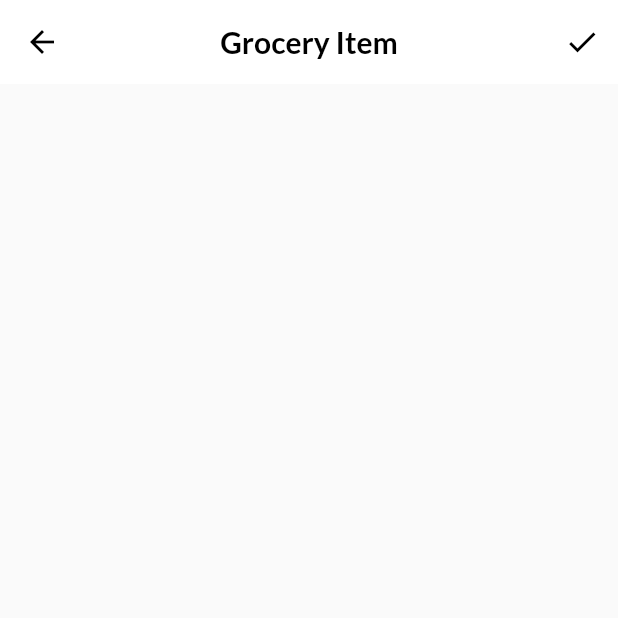
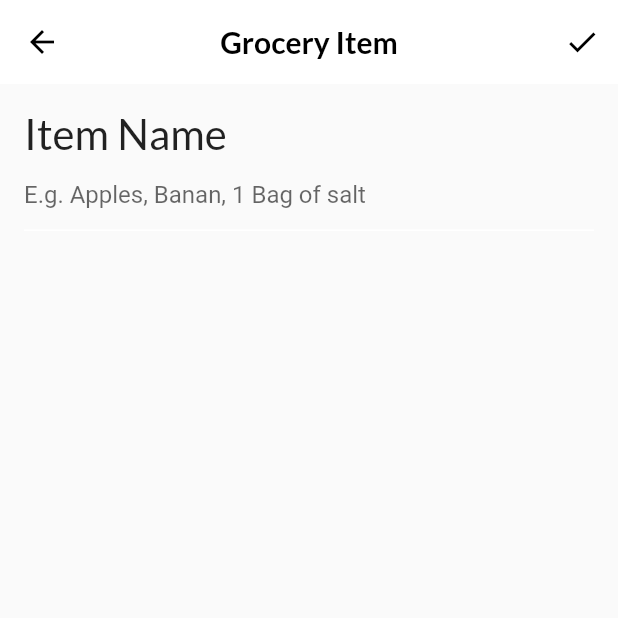
Before and after one commit to thezxdev/scrollablle_widgets, a Flutter app: the screen it shows after launch, item 3 of the bottom bar chosen, after a tap on the "add" icon, on a phone screen of 412 x 824 dp, the top half of it. Run offline on Flutter 3.47's test engine with Material 2 defaults, Android fonts, the phone set to English and light mode, and no system bars; our stand-ins replace google_fonts.

Commit message:
Input añadido en grocery_item_screen

```diff
--- a/lib/screens/grocery_item_screen.dart
+++ b/lib/screens/grocery_item_screen.dart
@@ -34,7 +34,7 @@ class _GroceryItemScreenState extends State<GroceryItemScreen> {
   // Hora actual
   TimeOfDay _timeOfDay = TimeOfDay.now();
   // La etiqueta del color
-  Color _currentCOlor = Colors.green;
+  Color _currentColor = Colors.green;
   // Cantidad de un objeto
   int _currentSliderValue = 0;
 
@@ -49,7 +49,7 @@ class _GroceryItemScreenState extends State<GroceryItemScreen> {
       _name = originalItem.name;
       _currentSliderValue = originalItem.quantity;
       _importance = originalItem.importance;
-      _currentCOlor = originalItem.color;
+      _currentColor = originalItem.color;
       final date = originalItem.date;
       _timeOfDay = TimeOfDay(hour: date.hour, minute: date.minute);
       _dueDate = date;
@@ -93,7 +93,7 @@ class _GroceryItemScreenState extends State<GroceryItemScreen> {
         padding: const EdgeInsets.all(16),
         child: ListView(
           children: [
-            // TODO: Add name TextField
+            buildNameField()
             // TODO: Add Importance selection
             // TODO: Add date picker
             // TODO: Add time picker
@@ -104,17 +104,45 @@ class _GroceryItemScreenState extends State<GroceryItemScreen> {
         ),
       ),
     );
+  }
 
-    // TODO: Add buildNameField()
+  Widget buildNameField() {
 
-    // TODO: Add buildImportanceField()
+    return Column(
+      crossAxisAlignment: CrossAxisAlignment.start,
+      children: [
+        Text(
+          'Item Name',
+          style: GoogleFonts.lato(fontSize: 28),
+        ),
+        TextField(
+          controller: _nameController,
+          cursorColor: _currentColor,
+          decoration: InputDecoration(
+            hintText: 'E.g. Apples, Banan, 1 Bag of salt',
+            enabledBorder: const UnderlineInputBorder(
+              borderSide: BorderSide(color: Colors.white),
+            ),
+            focusedBorder: UnderlineInputBorder(
+              borderSide: BorderSide(color: _currentColor),
+            ),
+            border: UnderlineInputBorder(
+              borderSide: BorderSide(color: _currentColor),
+            ),
+          ),
+        )
+      ],
+    );
 
-    // TODO: Add buildDateField()
+  }
 
-    // TODO: Add buildTimeField()
+  // TODO: Add buildImportanceField()
 
-    // TODO: Add buildColorPicker()
+  // TODO: Add buildDateField()
 
-    // TODO: add buildQuantityField()
-  }
+  // TODO: Add buildTimeField()
+
+  // TODO: Add buildColorPicker()
+
+  // TODO: add buildQuantityField()
 }
```
